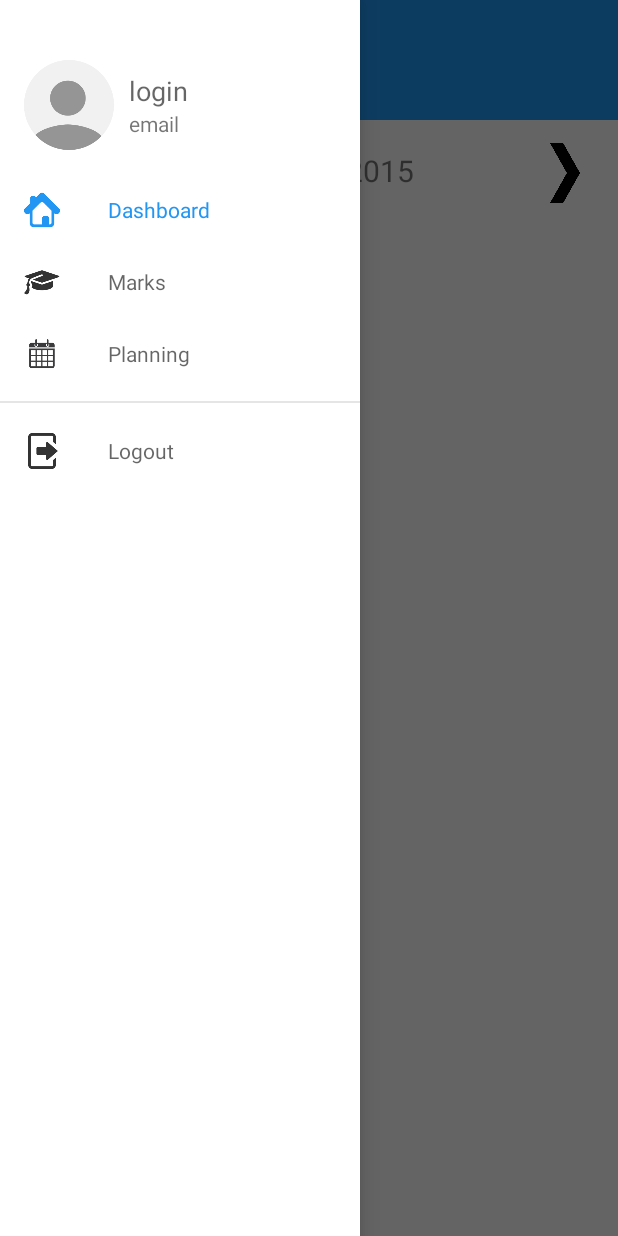
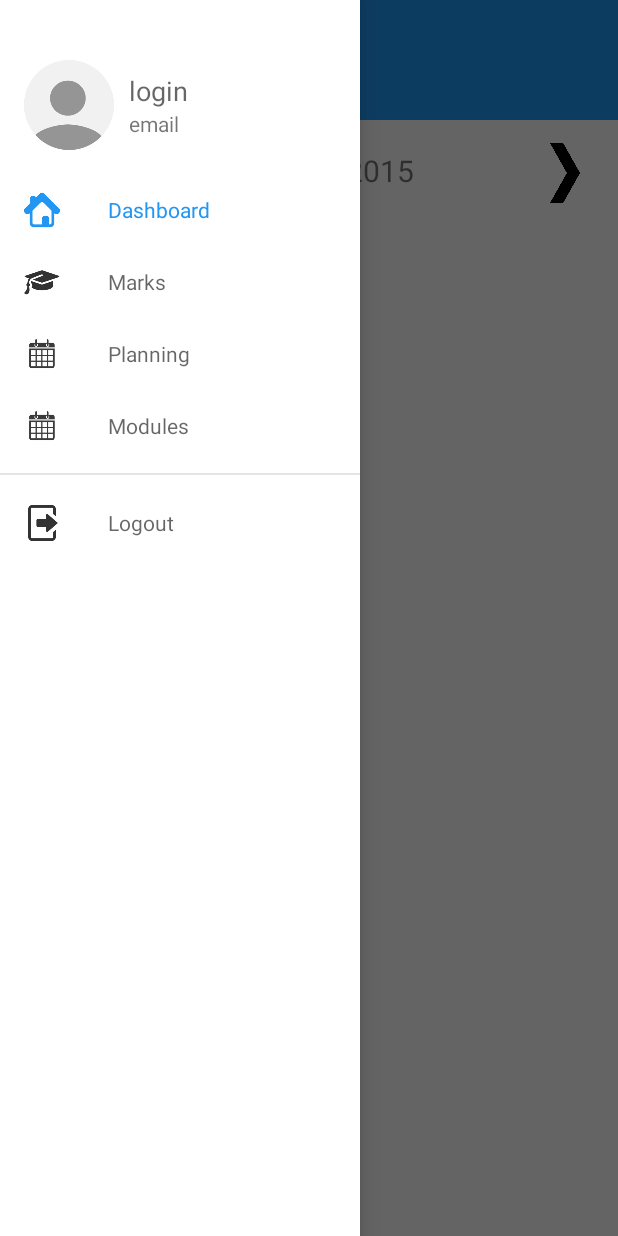
Before and after one commit to debase/EpiAndroid, an Android app: the fragment PlanningFragment placed in its activity, with the side drawer open, on a phone screen of 412 x 824 dp. Run offline under Robolectric (Android 15) with nearby library versions, the phone set to English and light mode, and no system bars; our stand-ins replace Picasso; libraries missing offline, so code that uses them is left out: com.github.ksoichiro.android, com.loopj.android; pictures from the network do not load; 8 statements that could not run were skipped.

```diff
--- a/EpiAndroid/app/src/main/java/epiandroid/eu/epitech/epiandroid/activity/HomeActivity.java
+++ b/EpiAndroid/app/src/main/java/epiandroid/eu/epitech/epiandroid/activity/HomeActivity.java
@@ -32,6 +32,7 @@ import epiandroid.eu.epitech.epiandroid.epitech_service.EpitechService;
 import epiandroid.eu.epitech.epiandroid.epitech_service.GsonResponseHandler;
 import epiandroid.eu.epitech.epiandroid.fragment.DashboardFragment;
 import epiandroid.eu.epitech.epiandroid.fragment.MarksFragment;
+import epiandroid.eu.epitech.epiandroid.fragment.ModulesFragment;
 import epiandroid.eu.epitech.epiandroid.fragment.PlanningFragment;
 import epiandroid.eu.epitech.epiandroid.model.InfoModel;
 import epiandroid.eu.epitech.epiandroid.preference.UserPreferenceHelper;
@@ -105,6 +106,7 @@ public class HomeActivity extends ActionBarActivity implements AdapterView.OnIte
         mNavigationArray.add(builSectionView(R.drawable.home, R.string.dashboard));
         mNavigationArray.add(builSectionView(R.drawable.marks, R.string.marks));
         mNavigationArray.add(builSectionView(R.drawable.calendar, R.string.calendar));
+        mNavigationArray.add(builSectionView(R.drawable.calendar, R.string.navdrawer_modules));
 
         navigationDrawerAdapter = new EpiAndroidNavigationAdapter(mNavigationArray);
         listDrawer.setAdapter(navigationDrawerAdapter);
@@ -217,6 +219,10 @@ public class HomeActivity extends ActionBarActivity implements AdapterView.OnIte
                 fragment = new PlanningFragment();
                 toolbar.setTitle(getResources().getString(R.string.navdrawer_planning));
                 break;
+            case 3:
+                fragment = new ModulesFragment();
+                toolbar.setTitle(getResources().getString(R.string.navdrawer_modules));
+                break;
         }
         if (fragment != null) {
             fragmentManager.beginTransaction().replace(R.id.content_frame, fragment, fragment.getClass().getSimpleName()).commit();
--- a/EpiAndroid/app/src/main/java/epiandroid/eu/epitech/epiandroid/fragment/PlanningFragment.java
+++ b/EpiAndroid/app/src/main/java/epiandroid/eu/epitech/epiandroid/fragment/PlanningFragment.java
@@ -17,6 +17,7 @@ import org.apache.http.Header;
 import org.json.JSONArray;
 import org.json.JSONException;
 import org.json.JSONObject;
+import org.w3c.dom.Text;
 
 import java.util.ArrayList;
 import java.util.Calendar;
@@ -28,11 +29,13 @@ import epiandroid.eu.epitech.epiandroid.adapter.PlanningAdapter;
 import epiandroid.eu.epitech.epiandroid.epitech_service.EpitechService;
 import epiandroid.eu.epitech.epiandroid.epitech_service.GsonResponseHandler;
 import epiandroid.eu.epitech.epiandroid.model.PlanningItem;
+import epiandroid.eu.epitech.epiandroid.utils.Utils;
 
 public class PlanningFragment extends Fragment implements View.OnClickListener {
 
     private ListView planningList;
     private TextView dateLabel;
+    private TextView noEventLabel;
     private Calendar dateCal = Calendar.getInstance();
     private PlanningAdapter listAdapter;
     private Date currentDate = new Date();
@@ -51,12 +54,14 @@ public class PlanningFragment extends Fragment implements View.OnClickListener {
                         listAdapter.add(planningItem);
                     }
                 }
+                if (listAdapter.getCount() == 0) {
+                    noEventLabel.setVisibility(View.VISIBLE);
+                }
                 planningList.setAdapter(listAdapter);
             } else {
-                if (listAdapter != null) {
-                    listAdapter.clear();
-                    planningList.setAdapter(listAdapter);
-                }
+                noEventLabel.setVisibility(View.VISIBLE);
+                listAdapter.clear();
+                planningList.setAdapter(listAdapter);
             }
         }
 
@@ -101,6 +106,8 @@ public class PlanningFragment extends Fragment implements View.OnClickListener {
         View V = inflater.inflate(R.layout.fragment_planning, container, false);
         this.planningList = (ListView) V.findViewById(R.id.planningList);
         this.dateLabel = (TextView) V.findViewById(R.id.planningDate);
+        this.noEventLabel = (TextView) V.findViewById(R.id.planningNoEvent);
+        this.noEventLabel.setVisibility(View.GONE);
         ImageButton prevBtn = (ImageButton) V.findViewById(R.id.btnPrevDay);
         ImageButton nextBtn = (ImageButton) V.findViewById(R.id.btnNextDay);
         prevBtn.setOnClickListener(this);
@@ -133,6 +140,7 @@ public class PlanningFragment extends Fragment implements View.OnClickListener {
             listAdapter.clear();
             planningList.setAdapter(listAdapter);
         }
+        this.noEventLabel.setVisibility(View.GONE);
         EpitechService.getRequest("planning", params, gsonResponseHandler);
     }
 }
--- a/EpiAndroid/app/src/main/res/layout/fragment_planning.xml
+++ b/EpiAndroid/app/src/main/res/layout/fragment_planning.xml
@@ -46,4 +46,15 @@
         android:layout_marginBottom="35dp"
         android:id="@+id/planningList"
         android:layout_gravity="center" />
+
+    <TextView
+        android:layout_width="wrap_content"
+        android:layout_height="wrap_content"
+        android:textSize="30sp"
+        android:text="@string/no_event"
+        android:layout_marginTop="20dp"
+        android:gravity="center"
+        android:ems="10"
+        android:id="@+id/planningNoEvent"
+        android:layout_gravity="center_horizontal|center_vertical"/>
 </FrameLayout>
--- a/EpiAndroid/app/src/main/res/values/strings.xml
+++ b/EpiAndroid/app/src/main/res/values/strings.xml
@@ -18,6 +18,7 @@
     <string name="navdrawer_email">email</string>
     <string name="marks">Marks</string>
     <string name="navdrawer_planning">Planning</string>
+    <string name="navdrawer_modules">Modules</string>
     <string name="dashboard">Dashboard</string>
 
 
@@ -61,4 +62,7 @@
     <string name="loading_data">Chargement des données ...</string>
     <string name="error_fetching_data">Impossible de récuperer les données</string>
     <string name="login_error">Can\'t log you in</string>
+    <string name="token_error">You can\'t enter your token for this session or your token is invalid</string>
+    <string name="token_success">Token validated</string>
+    <string name="no_event">No event</string>
 </resources>
```
Also changed, not shown: EpiAndroid/app/src/main/java/epiandroid/eu/epitech/epiandroid/adapter/PlanningAdapter.java (+19 -1 lines), EpiAndroid/app/src/main/java/epiandroid/eu/epitech/epiandroid/model/PlanningItem.java (+14 -0 lines), EpiAndroid/app/src/main/res/layout/adapter_planning.xml (+10 -1 lines), 1 other file.
